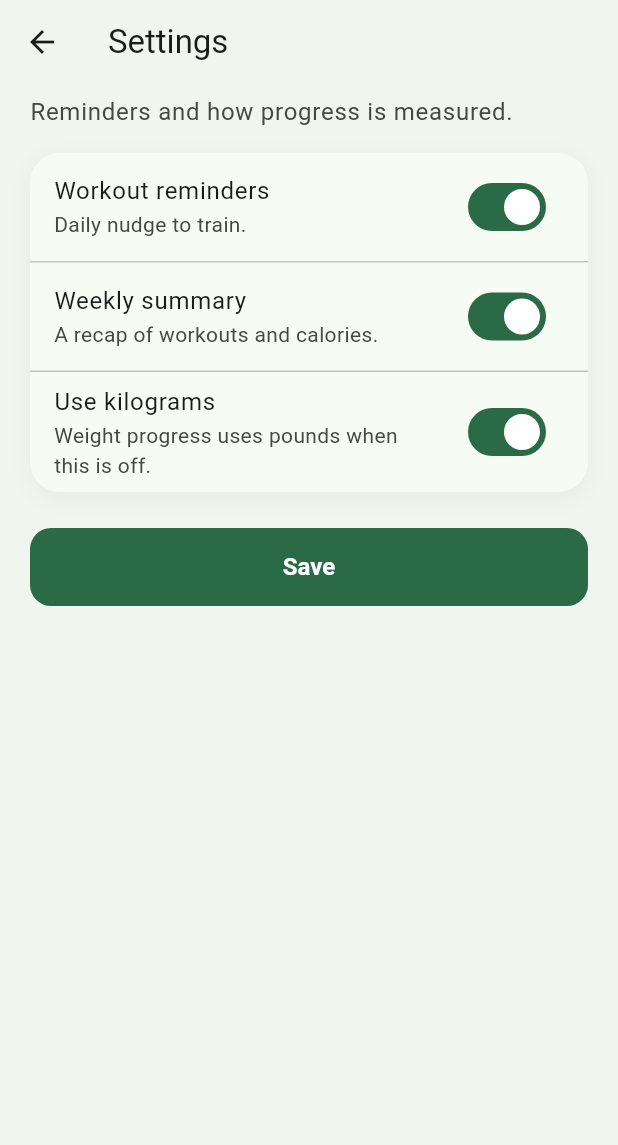
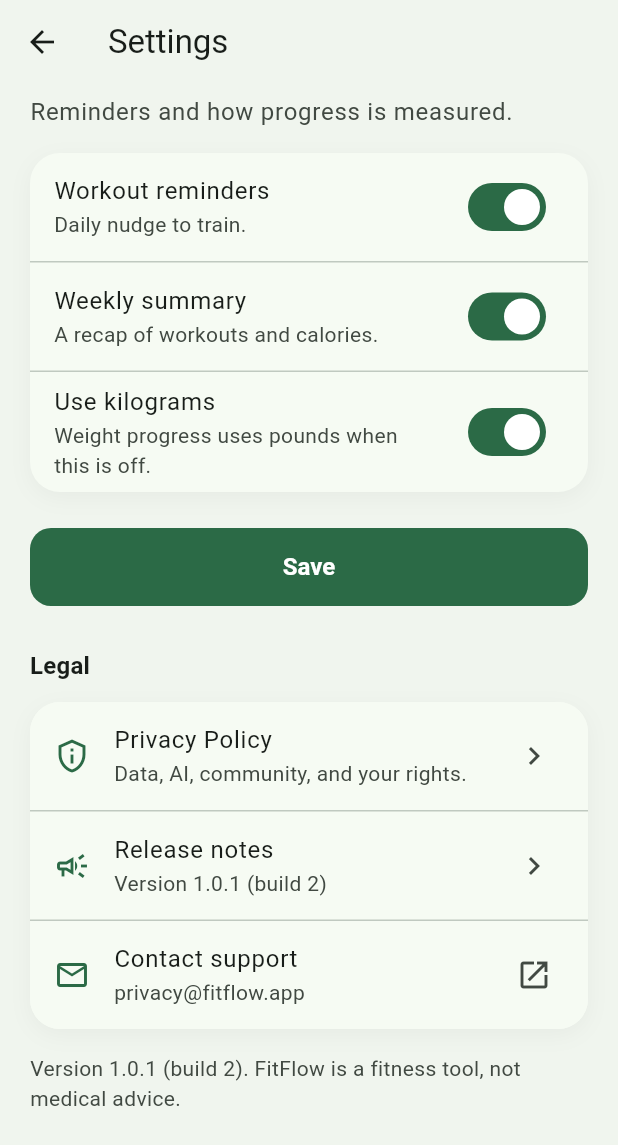
Before and after one commit to PabodaWA/FItFlow, a Flutter app: the SettingsScreen screen opened directly with empty values, on a phone screen of 412 x 824 dp. Shown: the top 1145 px of the screen. Run offline on Flutter 3.47's test engine with Material 3 defaults, Android fonts, the phone set to English and light mode, and no system bars; accounts and stored records are empty.

Commit message:
Publish the privacy policy and release notes.
Link both from Settings and sign-up so members can read how FitFlow handles data and what shipped in 1.0.1.

Co-authored-by: Cursor <cursoragent@cursor.com>

```diff
--- a/frontend/lib/features/auth/login_screen.dart
+++ b/frontend/lib/features/auth/login_screen.dart
@@ -6,6 +6,7 @@ import 'package:fitflow/features/auth/auth_widgets.dart';
 import 'package:fitflow/features/auth/forgot_password_screen.dart';
 import 'package:fitflow/features/auth/register_screen.dart';
 import 'package:fitflow/features/home/home_screen.dart';
+import 'package:fitflow/features/legal/legal_document_screen.dart';
 import 'package:flutter/material.dart';
 
 class LoginScreen extends StatefulWidget {
@@ -129,6 +130,7 @@ class _LoginScreenState extends State<LoginScreen> {
                   );
                 },
               ),
+              const LegalFooter(),
             ],
           ),
         ),
--- /dev/null
+++ b/frontend/lib/features/legal/legal.dart
@@ -0,0 +1,177 @@
+import 'package:url_launcher/url_launcher.dart';
+
+/// Version name and build from `frontend/pubspec.yaml` (`1.0.1+2`).
+const fitFlowVersionName = '1.0.1';
+const fitFlowBuildNumber = '2';
+const fitFlowVersionLabel = '$fitFlowVersionName (build $fitFlowBuildNumber)';
+
+const fitFlowSupportEmail = 'privacy@fitflow.app';
+const fitFlowIssuesUrl = 'https://github.com/PabodaWA/FItFlow/issues';
+
+/// Canonical public pages. GitHub Pages serves `docs/site`.
+const fitFlowPrivacyPolicyUrl = 'https://pabodawa.github.io/FItFlow/privacy/';
+const fitFlowReleaseNotesUrl =
+    'https://pabodawa.github.io/FItFlow/release-notes/';
+
+final fitFlowPrivacyPolicyUri = Uri.parse(fitFlowPrivacyPolicyUrl);
+final fitFlowReleaseNotesUri = Uri.parse(fitFlowReleaseNotesUrl);
+final fitFlowSupportUri = Uri.parse('mailto:$fitFlowSupportEmail');
+final fitFlowIssuesUri = Uri.parse(fitFlowIssuesUrl);
+
+const fitFlowPolicyUpdated = '3 October 2026';
+
+class LegalSection {
+  const LegalSection(this.title, this.paragraphs);
+
+  final String title;
+  final List<String> paragraphs;
+}
+
+class LegalDocument {
+  LegalDocument({
+    required this.title,
+    required this.kicker,
+    required this.publicUri,
+    required this.publicLabel,
+    required this.sections,
+  });
+
+  final String title;
+  final String kicker;
+  final Uri publicUri;
+  final String publicLabel;
+  final List<LegalSection> sections;
+}
+
+final privacyPolicyDocument = LegalDocument(
+  title: 'Privacy Policy',
+  kicker: 'Last updated $fitFlowPolicyUpdated · Version 1.0',
+  publicUri: fitFlowPrivacyPolicyUri,
+  publicLabel: 'Open the public privacy policy',
+  sections: [
+    LegalSection('Who we are', [
+      'FitFlow is a fitness companion for planning workouts, logging meals, tracking progress, and sharing training with other members. The project is published at github.com/PabodaWA/FItFlow.',
+      'For privacy questions, email $fitFlowSupportEmail. This policy describes version $fitFlowVersionLabel. It is written so you can see what the app actually does. It is not a substitute for advice from your own lawyer.',
+    ]),
+    LegalSection('What this policy covers', [
+      'It covers the FitFlow apps (iOS, Android, and web) and the FitFlow services that support them: the core account service, the nutrition service, and the AI suggestion service.',
+      'In version $fitFlowVersionName, your account is stored by the core service. Workout plans, nutrition logs, progress, profile stats, reminders, and community posts are kept in the app on your device. Those features are built so they can later sync to FitFlow services. If that sync is turned on, the categories below are what those services would receive. We will update this policy before we start collecting a new category of information.',
+    ]),
+    LegalSection('Information we collect', [
+      'Account. Name, email address, and a password. The password is stored only as a bcrypt hash. We also store a sign-in session (a bearer token and its expiry) so you can stay signed in until you log out.',
+      'Profile and training. Display name, fitness goal (such as build muscle, lose weight, endurance, flexibility, or general fitness), streak, workouts completed, and calories burned.',
+      'Workout preferences used to draft a session. Goal, experience level, session length, and equipment (none, dumbbells, bands, barbell, or a full gym).',
+      'Nutrition you choose to log. Food name, meal (breakfast, lunch, dinner, or snacks), calories, protein, carbs, fat, and water intake.',
+      'Progress you choose to record. Body weight, weekly workouts, calories, duration, and streak. Weight can be shown in kilograms or pounds.',
+      'Settings. Workout reminders, weekly summary, and unit choice.',
+      'Community, when you use it. Profile name, handle, bio, posts, achievement posts, comments, and likes. Anything you publish is visible to other FitFlow members.',
+      'We do not ask for government ID, payment card numbers, precise GPS, contacts, photos from your camera roll, or advertising identifiers.',
+    ]),
+    LegalSection('How we use information', [
+      'We use account data to create your login, keep the session secure, and tell the app which member is signed in.',
+      'We use fitness, nutrition, and progress information to show your dashboard, plans, meals, and charts, and to honor settings such as reminders and units.',
+      'We use community content to show the feed you chose to join.',
+      'We do not sell personal information. We do not share it with data brokers or use it for third-party advertising.',
+    ]),
+    LegalSection('AI processing', [
+      'The in-app workout generator runs on your device. It reads the goal, level, duration, and equipment you select and drafts a session from a fixed exercise catalog. It does not send that form to a server in this version.',
+      'A separate FitFlow AI service can accept a goal (for example strength or endurance) and return a short list of workout and meal suggestions from that same kind of catalog. It does not receive your name, email, weight, or community posts. The shipping app does not call that service yet.',
+      'Suggestions are optional. You can ignore them and pick another workout. They are not decisions that produce a legal effect or similarly significant effect, such as credit, employment, or medical treatment. We do not use your information to train third-party models, and we do not sell model inputs.',
+      'You can use the rest of FitFlow without generating a workout.',
+    ]),
+    LegalSection('Social features', [
+      'The community feed lets members publish posts and achievements, comment, and like. Your name, handle, bio, and the text you publish are visible to other members of the feed.',
+      'Do not post another person’s private health details, or anything you would not want other members to see. Likes and comments are part of the feed and can be seen with the post.',
+      'You can use training, nutrition, and progress without posting. In this version, community content stays on the device. If posts later sync to a FitFlow service, other members will see what you publish, and this section still describes that sharing.',
+    ]),
+    LegalSection('Legal bases under the GDPR', [
+      'If you are in the European Economic Area, the United Kingdom, or Switzerland, FitFlow is the controller for the account data the core service stores, and for any later sync of the categories in this policy. Contact $fitFlowSupportEmail.',
+      'We process account data and the features you ask for under the contract of providing FitFlow (Article 6(1)(b)). We process security logs such as session expiry under legitimate interests in keeping accounts safe (Article 6(1)(f)). Optional reminders and the weekly summary are off unless you leave them on; you can withdraw that choice in Settings (Article 6(1)(a)).',
+      'Weight, diet, and fitness goals can be health-related. We process them only because you enter them so the app can track training and meals (Article 9(2)(a)). Stop entering them, or ask us to delete the account, and that processing stops. Device-only copies are removed when you clear the app’s storage or uninstall it.',
+      'You have the right to access, rectify, erase, restrict, and port your personal data, to object to processing based on legitimate interests, and to withdraw consent. You can also complain to your local supervisory authority. We aim to reply within one month.',
+      'Nothing in the AI features is a solely automated decision with a legal or similarly significant effect (Article 22).',
+    ]),
+    LegalSection('Health data and HIPAA', [
+      'FitFlow is a consumer wellness app. It is not a hospital, physician practice, health plan, or healthcare clearinghouse, and it is not acting as a business associate of one. We do not bill insurance, accept clinic charts, or offer a Business Associate Agreement.',
+      'Body weight, workouts, and meals you enter for your own training are wellness information. In ordinary personal use they are not protected health information under the U.S. Health Insurance Portability and Accountability Act (HIPAA).',
+      'Do not use FitFlow to store someone else’s medical record or to meet a HIPAA duty. We do not claim to be HIPAA certified. If a covered organization ever needed FitFlow to handle protected health information, we would have to change this product and sign the agreements HIPAA requires first. We do not do that today.',
+    ]),
+    LegalSection('Who we share information with', [
+      'Other FitFlow members see community content you publish. We do not give them your email or password.',
+      'The core service operator (the person running the FitFlow server you sign in to) can access account records as needed to operate and protect the service. Passwords are stored as hashes, not as the password you typed.',
+      'We may disclose information if the law requires it, or to respond to a valid legal request. We would share the least the request actually requires.',
+      'If we ever use a company to host the account file or send mail, they would process data only on our instructions, and we would name that hosting in an update to this policy. This version does not use an advertising or analytics vendor.',
+    ]),
+    LegalSection('How long we keep it', [
+      'Account records and sessions stay until you log out (sessions) or until you ask us to delete the account. A session that expires is dropped.',
+      'On-device workouts, meals, progress, settings, and community posts stay on that device until you change them, clear app storage, or uninstall FitFlow.',
+      'We do not keep a separate marketing list.',
+    ]),
+    LegalSection('How we protect it', [
+      'Passwords are hashed with bcrypt before they are saved. Sign-in uses a bearer token that is checked on each account request and removed when you log out. The account file is written by the core service on the machine that runs it.',
+      'Use a unique password. Production deployments should be reached over HTTPS. No method of storage is perfect; if we learn of a breach that affects your account, we will tell you and, where the law requires it, the relevant authority.',
+    ]),
+    LegalSection('Children', [
+      'FitFlow is not directed at anyone under 16, and we do not knowingly create accounts for children under 16. If you believe a child has given us personal information, email $fitFlowSupportEmail and we will delete the account.',
+    ]),
+    LegalSection('International transfers', [
+      'The account service may run outside your country, including outside the European Economic Area or the United Kingdom. Where a transfer of personal data needs a safeguard, we will use an appropriate mechanism such as the European Commission’s standard contractual clauses, and you can ask us for a summary at $fitFlowSupportEmail.',
+    ]),
+    LegalSection('Medical disclaimer', [
+      'FitFlow is a general fitness and nutrition tracker. It is not a medical device and it does not provide medical advice, diagnosis, or treatment. Suggestions from the workout generator are exercise ideas, not a prescription.',
+      'Talk with a qualified clinician before you change exercise or diet, especially if you are pregnant, injured, or managing a health condition. Stop if you feel pain, dizziness, or distress, and seek care if you need it.',
+    ]),
+    LegalSection('Changes and update history', [
+      'If we change this policy, we will post the new version at the public URL below and change the “Last updated” date. If a change materially expands what we collect or who we share it with, we will also surface it in the app’s release notes.',
+      '3 October 2026 — Version 1.0. First publication, covering account data, on-device fitness and nutrition logs, AI suggestions, community posts, GDPR rights, and the HIPAA scope of this consumer app.',
+    ]),
+    LegalSection('Contact', [
+      'Email $fitFlowSupportEmail for access, correction, deletion, or any other privacy request. Include the email address on the account so we can find it.',
+      'You can also open a request at $fitFlowIssuesUrl. Please do not include your password or detailed medical history in an issue.',
+      'Public policy: $fitFlowPrivacyPolicyUrl',
+    ]),
+  ],
+);
+
+final releaseNotesDocument = LegalDocument(
+  title: 'Release notes',
+  kicker: 'Version $fitFlowVersionLabel · $fitFlowPolicyUpdated',
+  publicUri: fitFlowReleaseNotesUri,
+  publicLabel: 'Open the public release notes',
+  sections: [
+    LegalSection('FitFlow 1.0.1', [
+      'Training, meals, and people, in one place. This build connects sign-in to the core service and keeps the rest of your day easy to reach from the home tabs.',
+    ]),
+    LegalSection('What you can do now', [
+      'Create an account and sign in. Your password is stored as a bcrypt hash, and logging out ends the session.',
+      'Start from Home. The dashboard points at a session and a suggested workout.',
+      'Follow a plan. Open a workout, read the exercises, and start the session.',
+      'Draft a workout around your goal, level, time, and equipment. The generator runs on your device, and you can ignore the result.',
+      'Log meals from breakfast through snacks, watch calories and macros, and add water a glass at a time.',
+      'See the week. Workouts, calories, duration, weight, and streak, in kilograms or pounds.',
+      'Show up in Community. Publish a post or an achievement, comment, and like.',
+      'Keep a profile. Edit your name, set a goal, check badges, and choose reminders, a weekly summary, and units.',
+    ]),
+    LegalSection('Also in this build', [
+      'The privacy policy is published and linked from Settings, sign-in, and create account.',
+      'Release builds can be signed for Google Play. See docs/android-release.md.',
+      'Checks run for the Flutter app, the core API, the nutrition API, and the AI service.',
+    ]),
+    LegalSection('Please read', [
+      'FitFlow is a training companion, not a clinician and not a medical device. It does not diagnose, treat, or bill insurance. Read the privacy policy for account data, on-device logs, AI suggestions, community posts, GDPR rights, and why ordinary personal use is outside HIPAA.',
+      'Support: $fitFlowSupportEmail. Issues: $fitFlowIssuesUrl.',
+    ]),
+    LegalSection('Update history', [
+      '1.0.1 (build 2) — 3 October 2026. Privacy policy, release notes, and in-app links, on top of accounts, workouts, AI session drafts, nutrition, progress, community, and profile.',
+      '1.0.0 — First app. Onboarding, sign-in, and the home screen that later grew the training, nutrition, and community tabs.',
+    ]),
+  ],
+);
+
+Future<bool> openExternalUri(Uri uri) async {
+  try {
+    return await launchUrl(uri, mode: LaunchMode.externalApplication);
+  } catch (_) {
+    return false;
+  }
+}
--- a/frontend/lib/features/profile/settings_screen.dart
+++ b/frontend/lib/features/profile/settings_screen.dart
@@ -1,3 +1,5 @@
+import 'package:fitflow/features/legal/legal.dart';
+import 'package:fitflow/features/legal/legal_document_screen.dart';
 import 'package:fitflow/features/profile/profile_models.dart';
 import 'package:fitflow/features/profile/profile_widgets.dart';
 import 'package:flutter/material.dart';
@@ -103,6 +105,72 @@ class _SettingsScreenState extends State<SettingsScreen> {
                 onPressed: _save,
                 child: const Text('Save'),
               ),
+              const SizedBox(height: 28),
+              const ProfileSectionTitle('Legal'),
+              const SizedBox(height: 12),
+              DecoratedBox(
+                decoration: profileCardDecoration(colorScheme, radius: 20),
+                child: Material(
+                  color: colorScheme.surface,
+                  borderRadius: BorderRadius.circular(20),
+                  clipBehavior: Clip.antiAlias,
+                  child: Column(
+                    children: [
+                      ListTile(
+                        key: const Key('setting-privacy'),
+                        leading: Icon(
+                          Icons.privacy_tip_outlined,
+                          color: colorScheme.primary,
+                        ),
+                        title: const Text('Privacy Policy'),
+                        subtitle: const Text(
+                          'Data, AI, community, and your rights.',
+                        ),
+                        trailing: const Icon(Icons.chevron_right),
+                        onTap: () => openLegalDocument(
+                          context,
+                          privacyPolicyDocument,
+                        ),
+                      ),
+                      const Divider(height: 1),
+                      ListTile(
+                        key: const Key('setting-release-notes'),
+                        leading: Icon(
+                          Icons.campaign_outlined,
+                          color: colorScheme.primary,
+                        ),
+                        title: const Text('Release notes'),
+                        subtitle: Text('Version $fitFlowVersionLabel'),
+                        trailing: const Icon(Icons.chevron_right),
+                        onTap: () => openLegalDocument(
+                          context,
+                          releaseNotesDocument,
+                        ),
+                      ),
+                      const Divider(height: 1),
+                      ListTile(
+                        key: const Key('setting-support'),
+                        leading: Icon(
+                          Icons.mail_outline,
+                          color: colorScheme.primary,
+                        ),
+                        title: const Text('Contact support'),
+                        subtitle: const Text(fitFlowSupportEmail),
+                        trailing: const Icon(Icons.open_in_new),
+                        onTap: () => openLegalUri(context, fitFlowSupportUri),
+                      ),
+                    ],
+                  ),
+                ),
+              ),
+              const SizedBox(height: 16),
+              Text(
+                'Version $fitFlowVersionLabel. FitFlow is a fitness tool, not medical advice.',
+                style: theme.textTheme.bodyMedium?.copyWith(
+                  color: colorScheme.onSurfaceVariant,
+                  height: 1.4,
+                ),
+              ),
             ],
           ),
         ),
--- a/frontend/pubspec.yaml
+++ b/frontend/pubspec.yaml
@@ -35,6 +35,7 @@ dependencies:
   # Use with the CupertinoIcons class for iOS style icons.
   cupertino_icons: ^1.0.8
   http: ^1.6.0
+  url_launcher: ^6.3.2
 
 dev_dependencies:
   flutter_test:
```
Also changed, not shown: frontend/lib/features/auth/register_screen.dart (+11 -0 lines), frontend/lib/features/legal/legal_document_screen.dart (added, +176 -0 lines), frontend/pubspec.lock, 11 other files.
